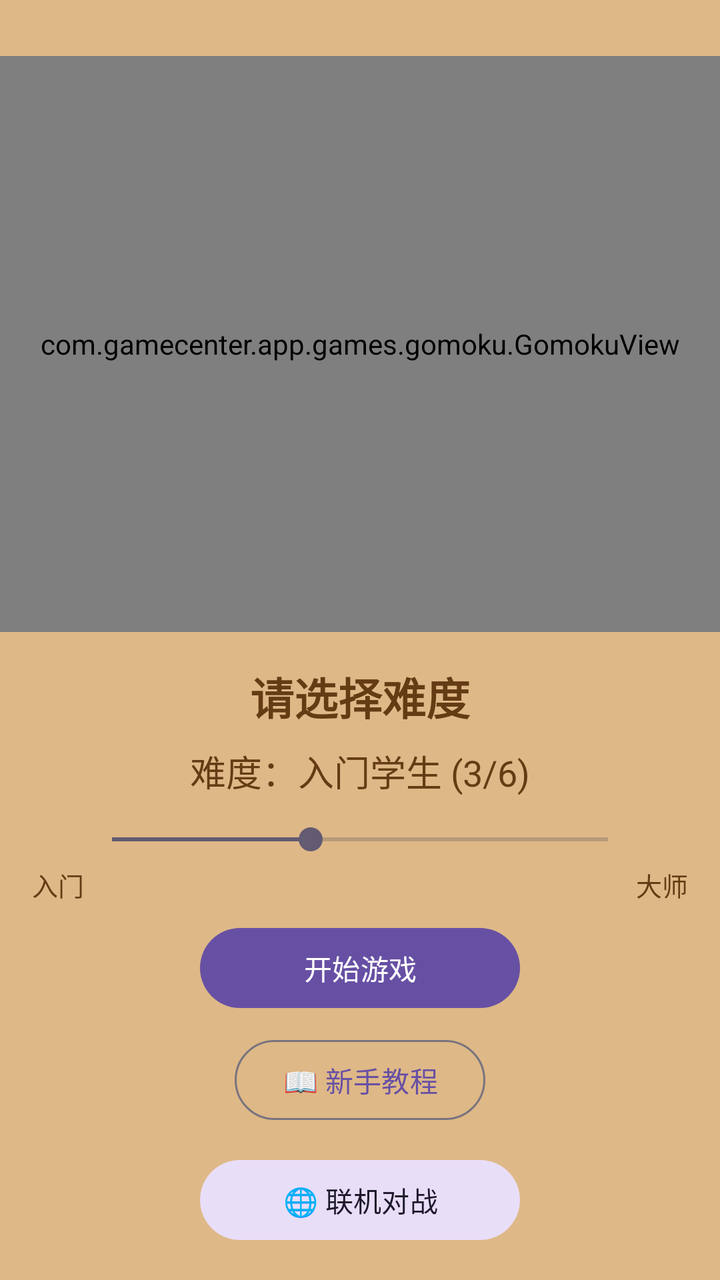
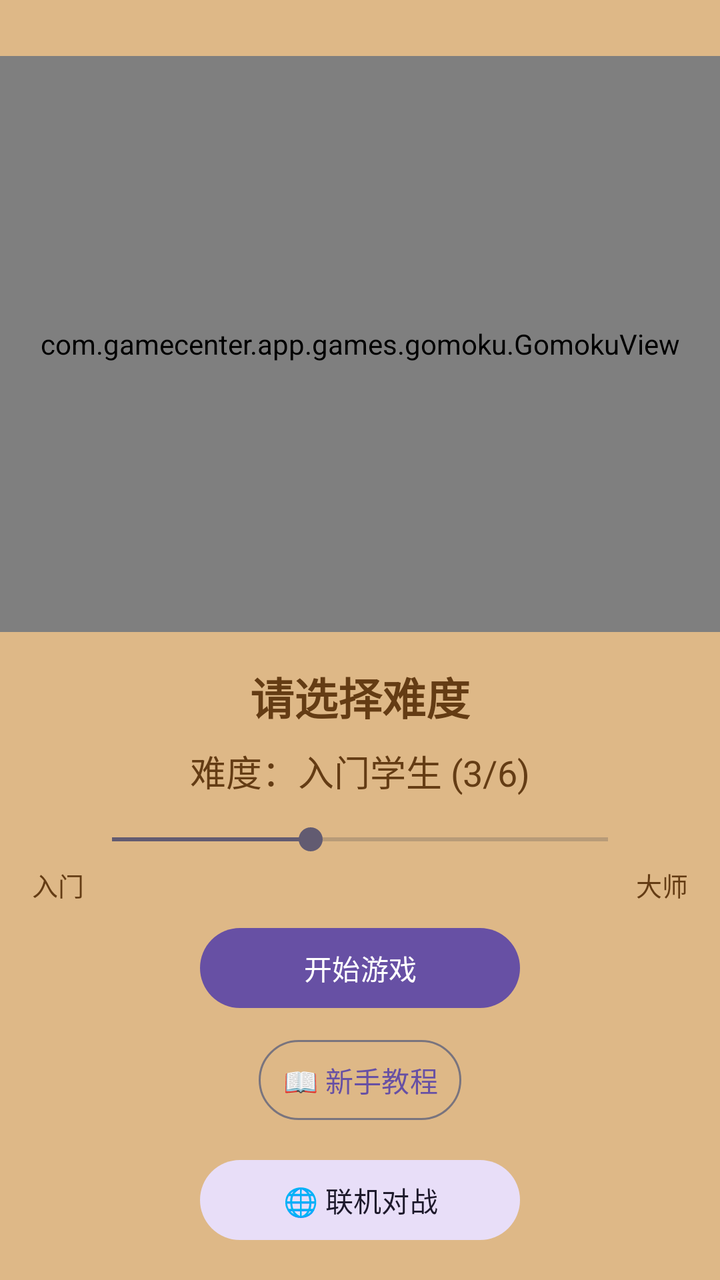

An Android layout rendered at two revisions. The XML below is the earlier revision; the diff shows what the commit changed to produce the second picture.
<!-- AndroidManifest.xml: activity theme Theme.GameCenterApp -->
<!-- res/layout/activity_gomoku.xml -->
<?xml version="1.0" encoding="utf-8"?>
<LinearLayout xmlns:android="http://schemas.android.com/apk/res/android"
    android:layout_width="match_parent"
    android:layout_height="match_parent"
    android:orientation="vertical"
    android:background="@color/gomoku_bg"
    android:paddingTop="28dp">

    <com.gamecenter.app.games.gomoku.GomokuView
        android:id="@+id/gomoku_view"
        android:layout_width="match_parent"
        android:layout_height="0dp"
        android:layout_weight="1" />

    <LinearLayout
        android:id="@+id/difficulty_panel"
        android:layout_width="match_parent"
        android:layout_height="wrap_content"
        android:layout_margin="16dp"
        android:gravity="center"
        android:orientation="vertical"
        android:visibility="visible">

        <TextView
            android:layout_width="wrap_content"
            android:layout_height="wrap_content"
            android:text="@string/select_difficulty"
            android:textColor="@color/gomoku_line"
            android:textSize="22sp"
            android:textStyle="bold" />

        <TextView
            android:id="@+id/tv_difficulty_label"
            android:layout_width="wrap_content"
            android:layout_height="wrap_content"
            android:layout_marginTop="8dp"
            android:text="难度：入门学生 (3/6)"
            android:textColor="@color/gomoku_line"
            android:textSize="18sp" />

        <SeekBar
            android:id="@+id/seek_difficulty"
            android:layout_width="match_parent"
            android:layout_height="wrap_content"
            android:layout_marginStart="24dp"
            android:layout_marginEnd="24dp"
            android:layout_marginTop="12dp"
            android:max="5"
            android:progress="2" />

        <LinearLayout
            android:layout_width="match_parent"
            android:layout_height="wrap_content"
            android:gravity="center"
            android:orientation="horizontal"
            android:layout_marginTop="4dp">

            <TextView
                android:layout_width="wrap_content"
                android:layout_height="wrap_content"
                android:text="入门"
                android:textColor="@color/gomoku_line"
                android:textSize="13sp" />

            <View
                android:layout_width="0dp"
                android:layout_height="1dp"
                android:layout_weight="1" />

            <TextView
                android:layout_width="wrap_content"
                android:layout_height="wrap_content"
                android:text="大师"
                android:textColor="@color/gomoku_line"
                android:textSize="13sp" />

        </LinearLayout>

        <com.google.android.material.button.MaterialButton
            android:id="@+id/btn_start_game"
            style="@style/Widget.Material3.Button"
            android:layout_width="160dp"
            android:layout_height="48dp"
            android:layout_marginTop="8dp"
            android:text="开始游戏" />

        <com.google.android.material.button.MaterialButton
            android:id="@+id/btn_tutorial"
            style="@style/Widget.Material3.Button.OutlinedButton"
            android:layout_width="wrap_content"
            android:layout_height="48dp"
            android:layout_margin="8dp"
            android:text="📖 新手教程" />

        <com.google.android.material.button.MaterialButton
            android:id="@+id/btn_online"
            style="@style/Widget.Material3.Button.TonalButton"
            android:layout_width="160dp"
            android:layout_height="48dp"
            android:layout_marginTop="4dp"
            android:text="🌐 联机对战" />

    </LinearLayout>

    <LinearLayout
        android:id="@+id/control_panel"
        android:layout_width="match_parent"
        android:layout_height="wrap_content"
        android:layout_margin="16dp"
        android:gravity="center"
        android:orientation="horizontal"
        android:visibility="gone">

        <com.google.android.material.button.MaterialButton
            android:id="@+id/btn_undo"
            style="@style/Widget.Material3.Button"
            android:layout_width="120dp"
            android:layout_height="48dp"
            android:layout_margin="8dp"
            android:text="@string/btn_undo" />

        <com.google.android.material.button.MaterialButton
            android:id="@+id/btn_restart"
            style="@style/Widget.Material3.Button"
            android:layout_width="120dp"
            android:layout_height="48dp"
            android:layout_margin="8dp"
            android:text="@string/btn_restart" />

        <com.google.android.material.button.MaterialButton
            android:id="@+id/btn_tutorial_ingame"
            style="@style/Widget.Material3.Button.OutlinedButton"
            android:layout_width="120dp"
            android:layout_height="48dp"
            android:layout_margin="8dp"
            android:text="📖 教程" />

    </LinearLayout>

</LinearLayout>
<!-- resources referenced by this layout -->
<resources>
  <color name="gomoku_bg">#DEB887</color>
  <color name="gomoku_line">#643C14</color>
  <string name="btn_restart">重新开始</string>
  <string name="btn_undo">悔棋</string>
  <style name="Theme.GameCenterApp" parent="Theme.Material3.DayNight.NoActionBar">
          <item name="colorPrimary">@color/md_theme_light_primary</item>
          <item name="colorOnPrimary">@color/md_theme_light_on_primary</item>
          <item name="colorPrimaryContainer">@color/md_theme_light_primary_container</item>
          <item name="colorOnPrimaryContainer">@color/md_theme_light_on_primary_container</item>
          <item name="colorSecondary">@color/md_theme_light_secondary</item>
          <item name="colorOnSecondary">@color/md_theme_light_on_secondary</item>
          <item name="colorSecondaryContainer">@color/md_theme_light_secondary_container</item>
          <item name="colorOnSecondaryContainer">@color/md_theme_light_on_secondary_container</item>
          <item name="colorSurface">@color/md_theme_light_surface</item>
          <item name="colorOnSurface">@color/md_theme_light_on_surface</item>
          <item name="colorOnSurfaceVariant">@color/md_theme_light_on_surface_variant</item>
          <item name="android:colorBackground">@color/md_theme_light_background</item>
          <item name="android:statusBarColor">@color/md_theme_light_surface</item>
          <item name="android:navigationBarColor">@color/md_theme_light_surface</item>
          <item name="android:windowLightStatusBar">true</item>
      </style>
  <!-- unchanged entries left out for length: 13 -->
</resources>

<!-- the commit's change to res/layout/activity_gomoku.xml (unified diff, before → after) -->
@@ -78,7 +78,7 @@
 
         <com.google.android.material.button.MaterialButton
             android:id="@+id/btn_start_game"
-            style="@style/Widget.Material3.Button"
+            style="@style/Widget.GameCenter.Button"
             android:layout_width="160dp"
             android:layout_height="48dp"
             android:layout_marginTop="8dp"
@@ -86,7 +86,7 @@
 
         <com.google.android.material.button.MaterialButton
             android:id="@+id/btn_tutorial"
-            style="@style/Widget.Material3.Button.OutlinedButton"
+            style="@style/Widget.GameCenter.Button.Outlined"
             android:layout_width="wrap_content"
             android:layout_height="48dp"
             android:layout_margin="8dp"
@@ -94,7 +94,7 @@
 
         <com.google.android.material.button.MaterialButton
             android:id="@+id/btn_online"
-            style="@style/Widget.Material3.Button.TonalButton"
+            style="@style/Widget.GameCenter.Button.Tonal"
             android:layout_width="160dp"
             android:layout_height="48dp"
             android:layout_marginTop="4dp"
@@ -113,7 +113,7 @@
 
         <com.google.android.material.button.MaterialButton
             android:id="@+id/btn_undo"
-            style="@style/Widget.Material3.Button"
+            style="@style/Widget.GameCenter.Button"
             android:layout_width="120dp"
             android:layout_height="48dp"
             android:layout_margin="8dp"
@@ -121,7 +121,7 @@
 
         <com.google.android.material.button.MaterialButton
             android:id="@+id/btn_restart"
-            style="@style/Widget.Material3.Button"
+            style="@style/Widget.GameCenter.Button"
             android:layout_width="120dp"
             android:layout_height="48dp"
             android:layout_margin="8dp"
@@ -129,7 +129,7 @@
 
         <com.google.android.material.button.MaterialButton
             android:id="@+id/btn_tutorial_ingame"
-            style="@style/Widget.Material3.Button.OutlinedButton"
+            style="@style/Widget.GameCenter.Button.Outlined"
             android:layout_width="120dp"
             android:layout_height="48dp"
             android:layout_margin="8dp"
<!-- resource entries referenced after the edit -->
@@ -4,6 +4,42 @@
   <color name="gomoku_line">#643C14</color>
   <string name="btn_restart">重新开始</string>
   <string name="btn_undo">悔棋</string>
+  <style name="Widget.GameCenter.Button" parent="Widget.Material3.Button">
+          <item name="android:minHeight">48dp</item>
+          <item name="minHeight">48dp</item>
+          <item name="android:paddingTop">6dp</item>
+          <item name="android:paddingBottom">6dp</item>
+          <item name="android:paddingStart">12dp</item>
+          <item name="android:paddingEnd">12dp</item>
+          <item name="android:includeFontPadding">true</item>
+          <item name="android:maxLines">2</item>
+          <item name="android:ellipsize">end</item>
+          <item name="android:textAllCaps">false</item>
+      </style>
+  <style name="Widget.GameCenter.Button.Outlined" parent="Widget.Material3.Button.OutlinedButton">
+          <item name="android:minHeight">48dp</item>
+          <item name="minHeight">48dp</item>
+          <item name="android:paddingTop">6dp</item>
+          <item name="android:paddingBottom">6dp</item>
+          <item name="android:paddingStart">12dp</item>
+          <item name="android:paddingEnd">12dp</item>
+          <item name="android:includeFontPadding">true</item>
+          <item name="android:maxLines">2</item>
+          <item name="android:ellipsize">end</item>
+          <item name="android:textAllCaps">false</item>
+      </style>
+  <style name="Widget.GameCenter.Button.Tonal" parent="Widget.Material3.Button.TonalButton">
+          <item name="android:minHeight">48dp</item>
+          <item name="minHeight">48dp</item>
+          <item name="android:paddingTop">6dp</item>
+          <item name="android:paddingBottom">6dp</item>
+          <item name="android:paddingStart">12dp</item>
+          <item name="android:paddingEnd">12dp</item>
+          <item name="android:includeFontPadding">true</item>
+          <item name="android:maxLines">2</item>
+          <item name="android:ellipsize">end</item>
+          <item name="android:textAllCaps">false</item>
+      </style>
   <style name="Theme.GameCenterApp" parent="Theme.Material3.DayNight.NoActionBar">
           <item name="colorPrimary">@color/md_theme_light_primary</item>
           <item name="colorOnPrimary">@color/md_theme_light_on_primary</item>
@@ -20,6 +56,17 @@
           <item name="android:statusBarColor">@color/md_theme_light_surface</item>
           <item name="android:navigationBarColor">@color/md_theme_light_surface</item>
           <item name="android:windowLightStatusBar">true</item>
+          <item name="materialButtonStyle">@style/Widget.GameCenter.Button</item>
+          <item name="android:buttonStyle">@style/Widget.GameCenter.PlatformButton</item>
+      </style>
+  <style name="Widget.GameCenter.PlatformButton" parent="@android:style/Widget.Material.Button">
+          <item name="android:minHeight">44dp</item>
+          <item name="android:paddingTop">4dp</item>
+          <item name="android:paddingBottom">4dp</item>
+          <item name="android:includeFontPadding">true</item>
+          <item name="android:maxLines">2</item>
+          <item name="android:ellipsize">end</item>
+          <item name="android:textAllCaps">false</item>
       </style>
   <!-- unchanged entries left out for length: 13 -->
 </resources>
